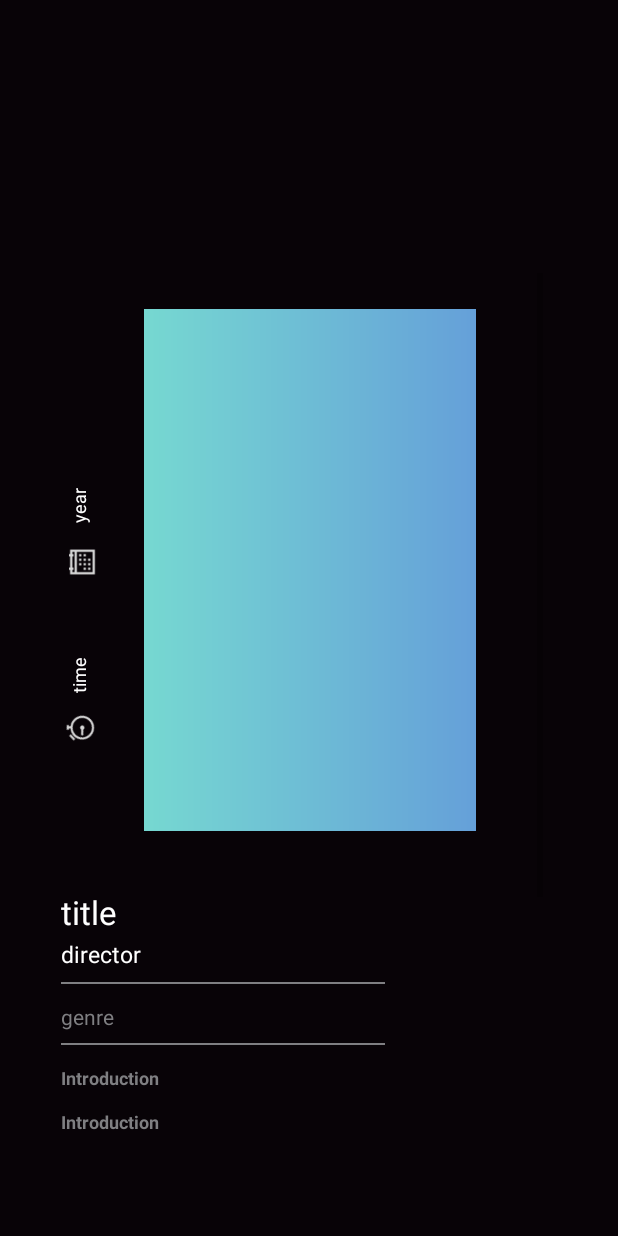
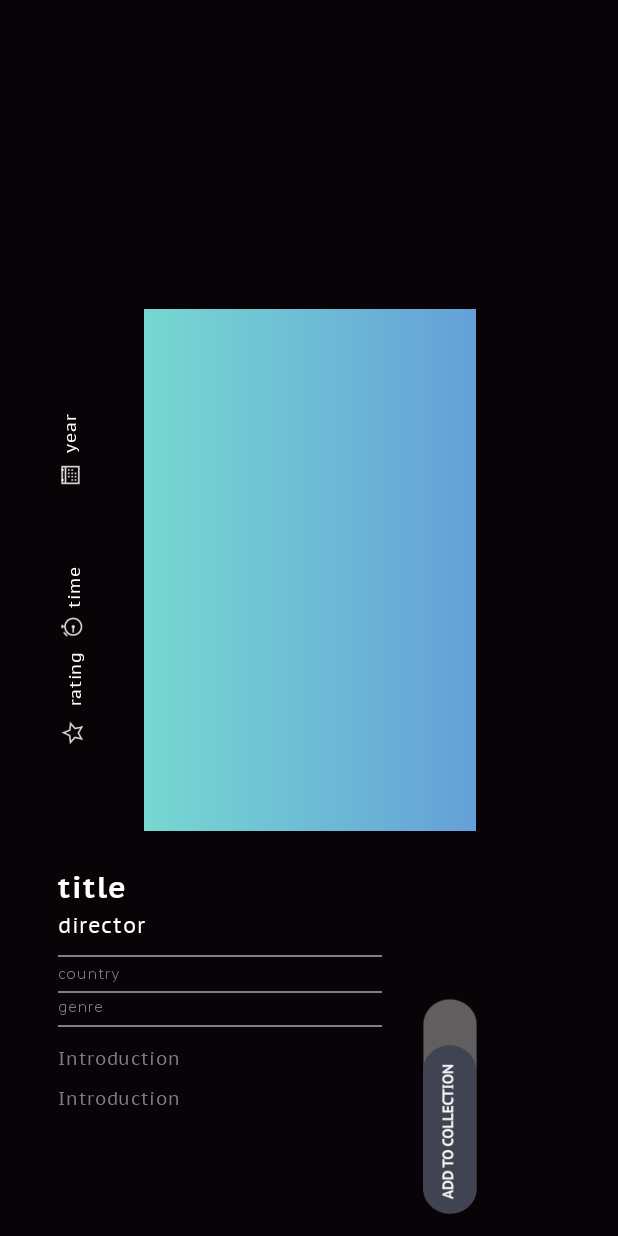
Before and after one commit to taredalen/BusterTheque, an Android app: the layout film_layout.xml on its own in the app's theme, with its tools: preview values and no code run, on a phone screen of 412 x 824 dp. Run offline under Robolectric (Android 15) with nearby library versions, the phone set to English and light mode, and no system bars.

Commit message:
commit_28_04_05

```diff
--- a/app/src/main/java/com/example/test/ui/film/FilmLoadFragment.java
+++ b/app/src/main/java/com/example/test/ui/film/FilmLoadFragment.java
@@ -36,6 +36,7 @@ public class FilmLoadFragment extends Fragment implements View.OnClickListener {
     TextView textFilmLayoutDirector;
     TextView textFilmLayoutWriter;
     TextView textFilmLayoutLanguage;
+    TextView textFilmLayoutRating;
 
     private Button buttonAddMovie;
     private FirebaseFirestore db = FirebaseFirestore.getInstance();
@@ -60,7 +61,7 @@ public class FilmLoadFragment extends Fragment implements View.OnClickListener {
         // Inflate the layout for this fragment
         View view =  inflater.inflate(R.layout.film_layout, container, false);
         imageViewFilmLayout = view.findViewById(R.id.imageViewFilmLayoutPoster);
-        textFilmLayoutCast = view.findViewById(R.id.textFilmLayoutCast);
+        //textFilmLayoutCast = view.findViewById(R.id.textFilmLayoutCast);
         textFilmLayoutCountry = view.findViewById(R.id.textFilmLayoutCountry);
         textFilmLayoutDirector = view.findViewById(R.id.textFilmLayoutDirector);
         textFilmLayoutTitle = view.findViewById(R.id.textFilmLayoutTitle);
@@ -68,8 +69,9 @@ public class FilmLoadFragment extends Fragment implements View.OnClickListener {
         textFilmLayoutYear = view.findViewById(R.id.textFilmLayoutYear);
         textFilmLayoutPlot = view.findViewById(R.id.textFilmLayoutPlot);
         textFilmLayoutGenre = view.findViewById(R.id.textFilmLayoutGenre);
-        textFilmLayoutWriter = view.findViewById(R.id.textFilmLayoutWriter);
-        textFilmLayoutLanguage = view.findViewById(R.id.textFilmLayoutLanguage);
+        //textFilmLayoutWriter = view.findViewById(R.id.textFilmLayoutWriter);
+        //textFilmLayoutLanguage = view.findViewById(R.id.textFilmLayoutLanguage);
+        textFilmLayoutRating = view.findViewById(R.id.textFilmLayoutRating);
 
         try {
             JSONObject jsonO = new JSONObject(json);
@@ -78,15 +80,16 @@ public class FilmLoadFragment extends Fragment implements View.OnClickListener {
                         .placeholder(R.drawable.gradient).into(imageViewFilmLayout);
             }
             textFilmLayoutDirector.setText(jsonO.get("Director").toString());
-            textFilmLayoutCast.setText(jsonO.get("Actors").toString());
+            //textFilmLayoutCast.setText(jsonO.get("Actors").toString());
             textFilmLayoutGenre.setText(jsonO.get("Genre").toString());
-            textFilmLayoutLanguage.setText(jsonO.get("Language").toString());
+            //textFilmLayoutLanguage.setText(jsonO.get("Language").toString());
             textFilmLayoutYear.setText(jsonO.get("Year").toString());
             textFilmLayoutPlot.setText(jsonO.get("Plot").toString());
             textFilmLayoutCountry.setText(jsonO.get("Country").toString());
             textFilmLayoutRuntime.setText(jsonO.get("Runtime").toString());
-            textFilmLayoutWriter.setText(jsonO.get("Writer").toString());
+            //textFilmLayoutWriter.setText(jsonO.get("Writer").toString());
             textFilmLayoutTitle.setText(jsonO.get("Title").toString());
+            textFilmLayoutRating.setText(jsonO.get("imdbRating").toString());
 
 
         } catch (JSONException e) {
--- a/app/src/main/res/layout/authentication.xml
+++ b/app/src/main/res/layout/authentication.xml
@@ -13,9 +13,9 @@
         android:layout_width="281dp"
         android:layout_height="43dp"
         android:fontFamily="@font/pt_sans_caption_regular"
+        android:letterSpacing="0.05"
         android:hint="@string/email_adress"
         android:inputType="textEmailAddress"
-        android:letterSpacing="0.05"
         android:selectAllOnFocus="true"
         android:textAppearance="@style/TextAppearance.AppCompat.Large"
         android:textColor="#939498"
--- a/app/src/main/res/layout/film_layout.xml
+++ b/app/src/main/res/layout/film_layout.xml
@@ -22,47 +22,41 @@
 
             <ImageView
                 android:id="@+id/imageView3"
-                android:layout_width="20dp"
-                android:layout_height="21dp"
-                android:layout_marginTop="4dp"
-                app:layout_constraintEnd_toEndOf="@+id/textFilmLayoutRuntime"
-                app:layout_constraintHorizontal_bias="0.541"
-                app:layout_constraintStart_toStartOf="@+id/textFilmLayoutRuntime"
-                app:layout_constraintTop_toBottomOf="@+id/textFilmLayoutRuntime"
+                android:layout_width="15dp"
+                android:layout_height="16dp"
+                android:layout_marginStart="40dp"
+                android:layout_marginLeft="40dp"
+                android:layout_marginTop="228dp"
+                app:layout_constraintStart_toStartOf="parent"
+                app:layout_constraintTop_toTopOf="parent"
                 app:srcCompat="@drawable/time" />
 
             <ImageView
+                android:id="@+id/imageView5"
+                android:layout_width="15dp"
+                android:layout_height="16dp"
+                app:layout_constraintEnd_toEndOf="@+id/textFilmLayoutRating"
+                app:layout_constraintHorizontal_bias="0.451"
+                app:layout_constraintStart_toStartOf="@+id/textFilmLayoutRating"
+                app:layout_constraintTop_toBottomOf="@+id/textFilmLayoutRating"
+                app:srcCompat="@drawable/star" />
+
+            <ImageView
                 android:id="@+id/imageView4"
-                android:layout_width="18dp"
-                android:layout_height="21dp"
-                android:layout_marginTop="4dp"
-                app:layout_constraintEnd_toEndOf="@+id/textFilmLayoutYear"
-                app:layout_constraintHorizontal_bias="0.592"
-                app:layout_constraintStart_toStartOf="@+id/textFilmLayoutYear"
-                app:layout_constraintTop_toBottomOf="@+id/textFilmLayoutYear"
+                android:layout_width="14dp"
+                android:layout_height="13dp"
+                android:layout_marginStart="40dp"
+                android:layout_marginLeft="40dp"
+                android:layout_marginTop="128dp"
+                app:layout_constraintStart_toStartOf="parent"
+                app:layout_constraintTop_toTopOf="parent"
                 app:srcCompat="@drawable/calendar" />
-
-            <TextView
-                android:id="@+id/textFilmLayoutPlot2"
-                android:layout_width="217dp"
-                android:layout_height="213dp"
-                android:layout_marginTop="19dp"
-                android:autoSizeTextType="uniform"
-                android:breakStrategy="balanced"
-                android:text="plot"
-                android:textColor="@color/colorAccent"
-                app:layout_constraintBottom_toBottomOf="parent"
-                app:layout_constraintEnd_toEndOf="parent"
-                app:layout_constraintHorizontal_bias="0.958"
-                app:layout_constraintStart_toStartOf="parent"
-                app:layout_constraintTop_toBottomOf="@+id/textFilmLayoutCast"
-                app:layout_constraintVertical_bias="0.0" />
 
             <View
                 android:id="@+id/view2"
                 android:layout_width="216dp"
                 android:layout_height="1dp"
-                android:layout_marginTop="8dp"
+                android:layout_marginTop="4dp"
                 android:background="@color/colorAccent"
                 app:layout_constraintEnd_toEndOf="@+id/textFilmLayoutGenre"
                 app:layout_constraintHorizontal_bias="0.0"
@@ -80,6 +74,18 @@
                 app:layout_constraintStart_toStartOf="@+id/textFilmLayoutDirector"
                 app:layout_constraintTop_toBottomOf="@+id/textFilmLayoutDirector" />
 
+            <View
+                android:id="@+id/view3"
+                android:layout_width="216dp"
+                android:layout_height="1dp"
+                android:layout_marginTop="32dp"
+                android:background="@color/colorAccent"
+                app:layout_constraintEnd_toEndOf="@+id/textFilmLayoutCountry"
+                app:layout_constraintHorizontal_bias="0.0"
+                app:layout_constraintStart_toStartOf="@+id/textFilmLayoutCountry"
+                app:layout_constraintTop_toBottomOf="@+id/textFilmLayoutDirector" />
+
+
             <TextView
                 android:id="@+id/textView33"
                 android:layout_width="wrap_content"
@@ -88,156 +94,133 @@
                 android:textColor="@color/colorAccent"
                 android:textSize="12sp"
                 android:textStyle="bold"
+                android:visibility="invisible"
                 app:layout_constraintBottom_toBottomOf="parent"
                 app:layout_constraintEnd_toEndOf="parent"
                 app:layout_constraintHorizontal_bias="0.0"
                 app:layout_constraintStart_toStartOf="@+id/view2"
                 app:layout_constraintTop_toTopOf="parent"
-                app:layout_constraintVertical_bias="0.542" />
+                app:layout_constraintVertical_bias="0.727"
+                tools:visibility="invisible" />
+
+            <TextView
+                android:id="@+id/textView3"
+                android:layout_width="wrap_content"
+                android:layout_height="wrap_content"
+                android:text="Introduction"
+                android:textColor="@color/colorAccent"
+                android:fontFamily="@font/pt_sans_caption_regular"
+                android:letterSpacing="0.05"
+                android:textSize="12sp"
+                app:layout_constraintBottom_toBottomOf="parent"
+                app:layout_constraintEnd_toEndOf="parent"
+                app:layout_constraintHorizontal_bias="0.0"
+                app:layout_constraintStart_toStartOf="@+id/view2"
+                app:layout_constraintTop_toTopOf="parent"
+                app:layout_constraintVertical_bias="0.712" />
 
             <TextView
                 android:id="@+id/textFilmLayoutPlot"
-                android:layout_width="216dp"
-                android:layout_height="117dp"
+                android:layout_width="214dp"
+                android:layout_height="197dp"
                 android:text="Introduction"
+                android:fontFamily="@font/pt_sans_caption_regular"
+                android:letterSpacing="0.05"
                 android:textColor="@color/colorAccent"
                 android:textSize="12sp"
-                android:textStyle="bold"
                 app:layout_constraintBottom_toBottomOf="parent"
                 app:layout_constraintEnd_toEndOf="parent"
                 app:layout_constraintHorizontal_bias="0.0"
                 app:layout_constraintStart_toStartOf="@+id/textView33"
-                app:layout_constraintTop_toTopOf="parent"
-                app:layout_constraintVertical_bias="0.638" />
-
-            <TextView
-                android:id="@+id/textFilmLayoutCast"
-                android:layout_width="188dp"
-                android:layout_height="45dp"
-                android:autoSizeTextType="uniform"
-                android:breakStrategy="balanced"
-                android:text="cast"
-                app:layout_constraintBottom_toBottomOf="parent"
-                app:layout_constraintEnd_toEndOf="parent"
-                app:layout_constraintHorizontal_bias="0.773"
-                app:layout_constraintStart_toEndOf="@+id/textView31"
-                app:layout_constraintTop_toTopOf="parent"
-                app:layout_constraintVertical_bias="0.754" />
-
-            <TextView
-                android:id="@+id/textView31"
-                android:layout_width="wrap_content"
-                android:layout_height="wrap_content"
-                android:text="Cast:"
-                android:textSize="18sp"
-                android:textStyle="bold"
-                app:layout_constraintBottom_toBottomOf="parent"
-                app:layout_constraintEnd_toEndOf="parent"
-                app:layout_constraintHorizontal_bias="0.106"
-                app:layout_constraintStart_toStartOf="parent"
-                app:layout_constraintTop_toTopOf="parent"
-                app:layout_constraintVertical_bias="0.759" />
-
-            <TextView
-                android:id="@+id/textFilmLayoutWriter"
-                android:layout_width="189dp"
-                android:layout_height="32dp"
-                android:autoSizeTextType="uniform"
-                android:breakStrategy="balanced"
-                android:text="writer"
-                app:layout_constraintBottom_toBottomOf="parent"
-                app:layout_constraintEnd_toEndOf="parent"
-                app:layout_constraintHorizontal_bias="0.028"
-                app:layout_constraintStart_toStartOf="parent"
-                app:layout_constraintTop_toTopOf="parent"
-                app:layout_constraintVertical_bias="0.816" />
-
-            <TextView
-                android:id="@+id/textView30"
-                android:layout_width="wrap_content"
-                android:layout_height="wrap_content"
-                android:text="Writer: "
-                android:textSize="18sp"
-                android:textStyle="bold"
-                app:layout_constraintBottom_toBottomOf="parent"
-                app:layout_constraintEnd_toEndOf="parent"
-                app:layout_constraintHorizontal_bias="0.25"
-                app:layout_constraintStart_toStartOf="parent"
-                app:layout_constraintTop_toTopOf="parent"
-                app:layout_constraintVertical_bias="0.737" />
+                app:layout_constraintTop_toBottomOf="@+id/textView33"
+                app:layout_constraintVertical_bias="1.0"
+                android:justificationMode="inter_word"
+                />
 
             <TextView
                 android:id="@+id/textFilmLayoutDirector"
                 android:layout_width="217dp"
                 android:layout_height="21dp"
-                android:autoSizeTextType="uniform"
-                android:breakStrategy="balanced"
                 android:text="director"
+                android:fontFamily="@font/pt_sans_caption_regular"
+                android:letterSpacing="0.05"
+                android:textSize="14sp"
                 android:textColor="@color/colorPrimary"
                 app:layout_constraintBottom_toBottomOf="parent"
+                app:layout_constraintEnd_toEndOf="@+id/textFilmLayoutTitle"
+                app:layout_constraintHorizontal_bias="0.0"
                 app:layout_constraintStart_toStartOf="@+id/textFilmLayoutTitle"
-                app:layout_constraintTop_toTopOf="parent"
-                app:layout_constraintVertical_bias="0.457" />
-
-            <TextView
-                android:id="@+id/textFilmLayoutLanguage"
-                android:layout_width="208dp"
-                android:layout_height="19dp"
-                android:layout_marginTop="200dp"
-                android:text="lang"
-                android:textColor="@color/colorAccent"
-                app:layout_constraintEnd_toEndOf="parent"
-                app:layout_constraintHorizontal_bias="0.214"
-                app:layout_constraintStart_toStartOf="parent"
-                app:layout_constraintTop_toTopOf="@+id/textFilmLayoutGenre" />
+                app:layout_constraintTop_toBottomOf="@+id/textFilmLayoutTitle"
+                app:layout_constraintVertical_bias="0.0" />
 
             <TextView
                 android:id="@+id/textFilmLayoutCountry"
-                android:layout_width="268dp"
-                android:layout_height="22dp"
-                android:autoSizeTextType="uniform"
-                android:breakStrategy="balanced"
+                android:layout_width="216dp"
+                android:layout_height="17dp"
                 android:text="country"
+                android:textColor="@color/colorAccent"
+                android:textSize="10sp"
+                android:fontFamily="@font/pt_sans_caption_regular"
+                android:letterSpacing="0.05"
+                app:layout_constraintBottom_toBottomOf="parent"
+                app:layout_constraintEnd_toEndOf="@+id/view"
+                app:layout_constraintHorizontal_bias="0.0"
+                app:layout_constraintStart_toStartOf="@+id/view"
+                app:layout_constraintTop_toBottomOf="@+id/textFilmLayoutDirector"
+                app:layout_constraintVertical_bias="0.047" />
+
+            <TextView
+                android:id="@+id/textFilmLayoutRating"
+                android:layout_width="46dp"
+                android:layout_height="66dp"
+                android:fontFamily="@font/pt_sans_caption_regular"
+                android:gravity="fill_vertical"
+                android:letterSpacing="0.05"
+                android:rotation="-90"
+                android:text="rating"
                 android:textColor="@color/colorPrimary"
+                android:textSize="11sp"
                 app:layout_constraintBottom_toBottomOf="parent"
                 app:layout_constraintEnd_toEndOf="parent"
-                app:layout_constraintHorizontal_bias="0.329"
+                app:layout_constraintHorizontal_bias="0.085"
                 app:layout_constraintStart_toStartOf="parent"
                 app:layout_constraintTop_toTopOf="parent"
-                app:layout_constraintVertical_bias="0.779" />
+                app:layout_constraintVertical_bias="0.345" />
 
             <TextView
                 android:id="@+id/textFilmLayoutRuntime"
-                android:layout_width="48dp"
-                android:layout_height="66dp"
-                android:gravity="fill_vertical"
+                android:layout_width="53dp"
+                android:layout_height="90dp"
+                android:fontFamily="@font/pt_sans_caption_regular"
+                android:gravity="left|fill_vertical"
+                android:letterSpacing="0.05"
                 android:rotation="-90"
                 android:text="time"
                 android:textColor="@color/colorPrimary"
-                android:textSize="12sp"
+                android:textSize="11sp"
                 app:layout_constraintBottom_toBottomOf="parent"
-                app:layout_constraintEnd_toEndOf="parent"
-                app:layout_constraintHorizontal_bias="0.089"
-                app:layout_constraintStart_toStartOf="parent"
+                app:layout_constraintEnd_toEndOf="@+id/textFilmLayoutRating"
+                app:layout_constraintHorizontal_bias="0.714"
+                app:layout_constraintStart_toStartOf="@+id/textFilmLayoutRating"
                 app:layout_constraintTop_toTopOf="parent"
-                app:layout_constraintVertical_bias="0.241" />
+                app:layout_constraintVertical_bias="0.233" />
 
             <TextView
                 android:id="@+id/textFilmLayoutTitle"
-                android:layout_width="218dp"
+                android:layout_width="216dp"
                 android:layout_height="29dp"
-                android:autoSizeTextType="uniform"
-                android:breakStrategy="balanced"
+                android:fontFamily="@font/pt_sans_caption_bold"
                 android:gravity="left"
+                android:letterSpacing="0.05"
                 android:text="title"
                 android:textColor="@color/colorPrimary"
-                android:textSize="18sp"
+                android:textSize="20sp"
                 app:layout_constraintBottom_toBottomOf="parent"
                 app:layout_constraintEnd_toEndOf="parent"
-                app:layout_constraintHorizontal_bias="0.284"
+                app:layout_constraintHorizontal_bias="0.267"
                 app:layout_constraintStart_toStartOf="parent"
                 app:layout_constraintTop_toTopOf="parent"
-                app:layout_constraintVertical_bias="0.428" />
+                app:layout_constraintVertical_bias="0.558" />
 
             <TextView
                 android:id="@+id/textFilmLayoutYear"
@@ -247,44 +230,34 @@
                 android:orientation="vertical"
                 android:rotation="-90"
                 android:text="year"
+                android:fontFamily="@font/pt_sans_caption_regular"
+                android:letterSpacing="0.05"
                 android:textColor="@color/colorPrimary"
-                android:textSize="12sp"
+                android:textSize="11sp"
                 app:layout_constraintBottom_toTopOf="@+id/textFilmLayoutRuntime"
                 app:layout_constraintEnd_toEndOf="@+id/textFilmLayoutRuntime"
+                app:layout_constraintHorizontal_bias="0.0"
                 app:layout_constraintStart_toStartOf="@+id/textFilmLayoutRuntime"
                 app:layout_constraintTop_toTopOf="parent"
-                app:layout_constraintVertical_bias="0.702" />
+                app:layout_constraintVertical_bias="0.747" />
 
             <TextView
                 android:id="@+id/textFilmLayoutGenre"
-                android:layout_width="216dp"
-                android:layout_height="19dp"
-                android:autoSizeTextType="uniform"
-                android:breakStrategy="balanced"
+                android:layout_width="215dp"
+                android:layout_height="15dp"
+                android:layout_marginBottom="220dp"
                 android:gravity="left"
                 android:text="genre"
                 android:textColor="@color/colorAccent"
-                android:textSize="12sp"
+                android:textSize="10sp"
+                android:fontFamily="@font/pt_sans_caption_regular"
+                android:letterSpacing="0.05"
                 app:layout_constraintBottom_toBottomOf="parent"
-                app:layout_constraintStart_toStartOf="@+id/view"
-                app:layout_constraintTop_toTopOf="parent" />
-
-            <Button
-                android:id="@+id/buttonAddMovie"
-                android:layout_width="wrap_content"
-                android:layout_height="wrap_content"
-                android:layout_marginStart="32dp"
-                android:layout_marginLeft="32dp"
-                android:layout_marginTop="2dp"
-                android:layout_marginEnd="53dp"
-                android:layout_marginRight="53dp"
-                android:text="+"
-                app:layout_constraintBottom_toBottomOf="parent"
-                app:layout_constraintEnd_toStartOf="@+id/textFilmLayoutPlot"
-                app:layout_constraintHorizontal_bias="0.029"
-                app:layout_constraintStart_toStartOf="parent"
-                app:layout_constraintTop_toBottomOf="@+id/textView33"
-                app:layout_constraintVertical_bias="0.711" />
+                app:layout_constraintEnd_toEndOf="@+id/textFilmLayoutCountry"
+                app:layout_constraintHorizontal_bias="0.0"
+                app:layout_constraintStart_toStartOf="@+id/textFilmLayoutCountry"
+                app:layout_constraintTop_toBottomOf="@+id/textFilmLayoutCountry"
+                app:layout_constraintVertical_bias="0.189" />
 
             <ImageView
                 android:id="@+id/imageViewFilmLayoutPoster"
@@ -297,6 +270,19 @@
                 app:layout_constraintTop_toTopOf="parent"
                 app:srcCompat="@drawable/gradient" />
 
+            <Button
+                android:id="@+id/buttonAddMovie"
+                android:layout_width="36dp"
+                android:layout_height="143dp"
+                android:layout_marginTop="484dp"
+                android:layout_marginEnd="44dp"
+                android:layout_marginRight="44dp"
+                android:background="#0000"
+                android:foreground="@drawable/add"
+                android:text="+"
+                app:layout_constraintEnd_toEndOf="parent"
+                app:layout_constraintTop_toTopOf="parent" />
+
         </androidx.constraintlayout.widget.ConstraintLayout>
     </ScrollView>
 
```
Also changed, not shown: app/src/main/res/drawable/add.png (added).
